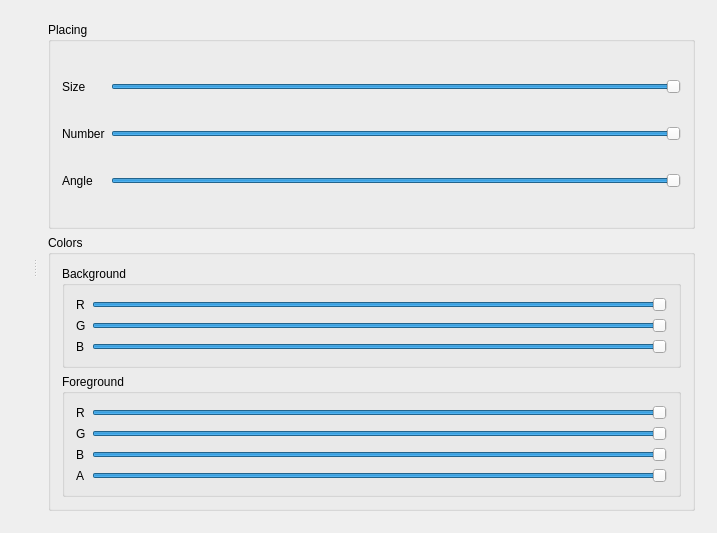
Above: Lab1/Lab1.ui from Cvelth/university_comp_graphich_project before the change. Below: the same form after it.
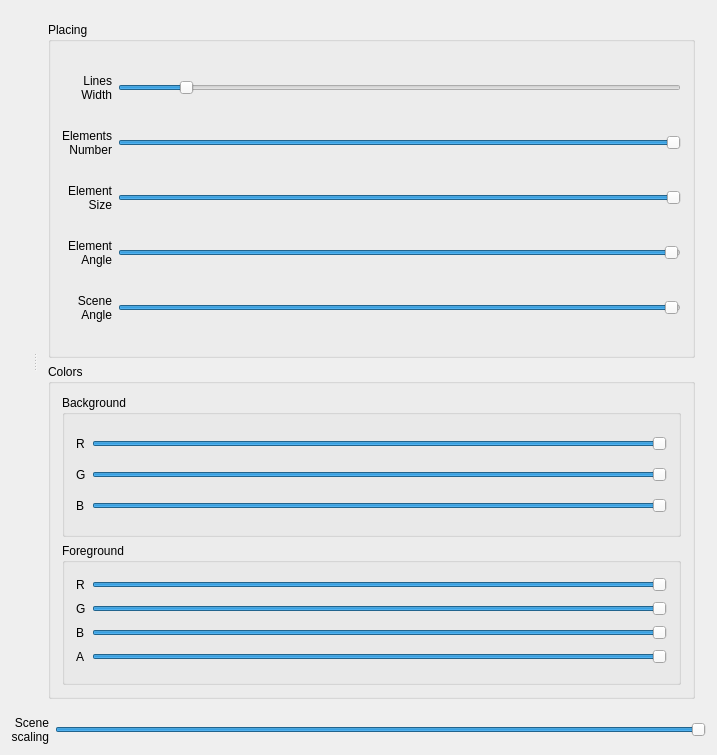
That is the form after the change.

Commit message: One element transormations.

```diff
--- a/Lab1/Lab1.ui
+++ b/Lab1/Lab1.ui
@@ -7,13 +7,13 @@
     <x>0</x>
     <y>0</y>
     <width>713</width>
-    <height>533</height>
+    <height>755</height>
    </rect>
   </property>
   <property name="windowTitle">
    <string>Lab1</string>
   </property>
-  <layout class="QHBoxLayout" name="horizontalLayout_2">
+  <layout class="QVBoxLayout" name="verticalLayout_3" stretch="1,0">
    <item>
     <widget class="QSplitter" name="splitter">
      <property name="sizePolicy">
@@ -54,51 +54,123 @@
          <layout class="QHBoxLayout" name="horizontalLayout_3">
           <item>
            <layout class="QGridLayout" name="gridLayout_3">
-            <item row="1" column="1">
-             <widget class="QSlider" name="Number">
-              <property name="value">
-               <number>99</number>
-              </property>
-              <property name="orientation">
-               <enum>Qt::Horizontal</enum>
-              </property>
-             </widget>
-            </item>
-            <item row="0" column="1">
-             <widget class="QSlider" name="Size">
-              <property name="value">
-               <number>99</number>
-              </property>
-              <property name="orientation">
-               <enum>Qt::Horizontal</enum>
-              </property>
-             </widget>
-            </item>
-            <item row="0" column="0">
-             <widget class="QLabel" name="label">
-              <property name="text">
-               <string>Size</string>
-              </property>
-             </widget>
-            </item>
             <item row="1" column="0">
              <widget class="QLabel" name="label_10">
               <property name="text">
-               <string>Number</string>
+               <string>Elements
+Number</string>
+              </property>
+              <property name="alignment">
+               <set>Qt::AlignRight|Qt::AlignTrailing|Qt::AlignVCenter</set>
+              </property>
+             </widget>
+            </item>
+            <item row="2" column="1">
+             <widget class="QSlider" name="Size">
+              <property name="minimum">
+               <number>1</number>
+              </property>
+              <property name="value">
+               <number>99</number>
+              </property>
+              <property name="orientation">
+               <enum>Qt::Horizontal</enum>
               </property>
              </widget>
             </item>
             <item row="2" column="0">
+             <widget class="QLabel" name="label">
+              <property name="text">
+               <string>Element
+Size</string>
+              </property>
+              <property name="alignment">
+               <set>Qt::AlignRight|Qt::AlignTrailing|Qt::AlignVCenter</set>
+              </property>
+             </widget>
+            </item>
+            <item row="1" column="1">
+             <widget class="QSlider" name="Number">
+              <property name="minimum">
+               <number>1</number>
+              </property>
+              <property name="maximum">
+               <number>15</number>
+              </property>
+              <property name="value">
+               <number>15</number>
+              </property>
+              <property name="orientation">
+               <enum>Qt::Horizontal</enum>
+              </property>
+             </widget>
+            </item>
+            <item row="0" column="0">
+             <widget class="QLabel" name="label_14">
+              <property name="text">
+               <string>Lines
+Width</string>
+              </property>
+              <property name="alignment">
+               <set>Qt::AlignRight|Qt::AlignTrailing|Qt::AlignVCenter</set>
+              </property>
+             </widget>
+            </item>
+            <item row="0" column="1">
+             <widget class="QSlider" name="Width">
+              <property name="minimum">
+               <number>50</number>
+              </property>
+              <property name="maximum">
+               <number>500</number>
+              </property>
+              <property name="value">
+               <number>100</number>
+              </property>
+              <property name="orientation">
+               <enum>Qt::Horizontal</enum>
+              </property>
+             </widget>
+            </item>
+            <item row="3" column="0">
              <widget class="QLabel" name="label_6">
               <property name="text">
-               <string>Angle</string>
+               <string>Element
+Angle</string>
+              </property>
+              <property name="alignment">
+               <set>Qt::AlignRight|Qt::AlignTrailing|Qt::AlignVCenter</set>
               </property>
              </widget>
             </item>
-            <item row="2" column="1">
-             <widget class="QSlider" name="Angle">
+            <item row="3" column="1">
+             <widget class="QSlider" name="ElementAngle">
               <property name="maximum">
+               <number>360</number>
+              </property>
+              <property name="value">
                <number>359</number>
+              </property>
+              <property name="orientation">
+               <enum>Qt::Horizontal</enum>
+              </property>
+             </widget>
+            </item>
+            <item row="4" column="0">
+             <widget class="QLabel" name="label_8">
+              <property name="text">
+               <string>Scene
+Angle</string>
+              </property>
+              <property name="alignment">
+               <set>Qt::AlignRight|Qt::AlignTrailing|Qt::AlignVCenter</set>
+              </property>
+             </widget>
+            </item>
+            <item row="4" column="1">
+             <widget class="QSlider" name="SceneAngle">
+              <property name="maximum">
+               <number>360</number>
               </property>
               <property name="value">
                <number>359</number>
@@ -292,6 +364,34 @@
      </widget>
     </widget>
    </item>
+   <item>
+    <layout class="QHBoxLayout" name="horizontalLayout_2">
+     <item>
+      <widget class="QLabel" name="label_9">
+       <property name="text">
+        <string>Scene
+scaling</string>
+       </property>
+       <property name="alignment">
+        <set>Qt::AlignRight|Qt::AlignTrailing|Qt::AlignVCenter</set>
+       </property>
+      </widget>
+     </item>
+     <item>
+      <widget class="QSlider" name="Scale">
+       <property name="minimum">
+        <number>1</number>
+       </property>
+       <property name="value">
+        <number>99</number>
+       </property>
+       <property name="orientation">
+        <enum>Qt::Horizontal</enum>
+       </property>
+      </widget>
+     </item>
+    </layout>
+   </item>
   </layout>
  </widget>
  <layoutdefault spacing="6" margin="11"/>
```
The commit also changes 6 other files.
